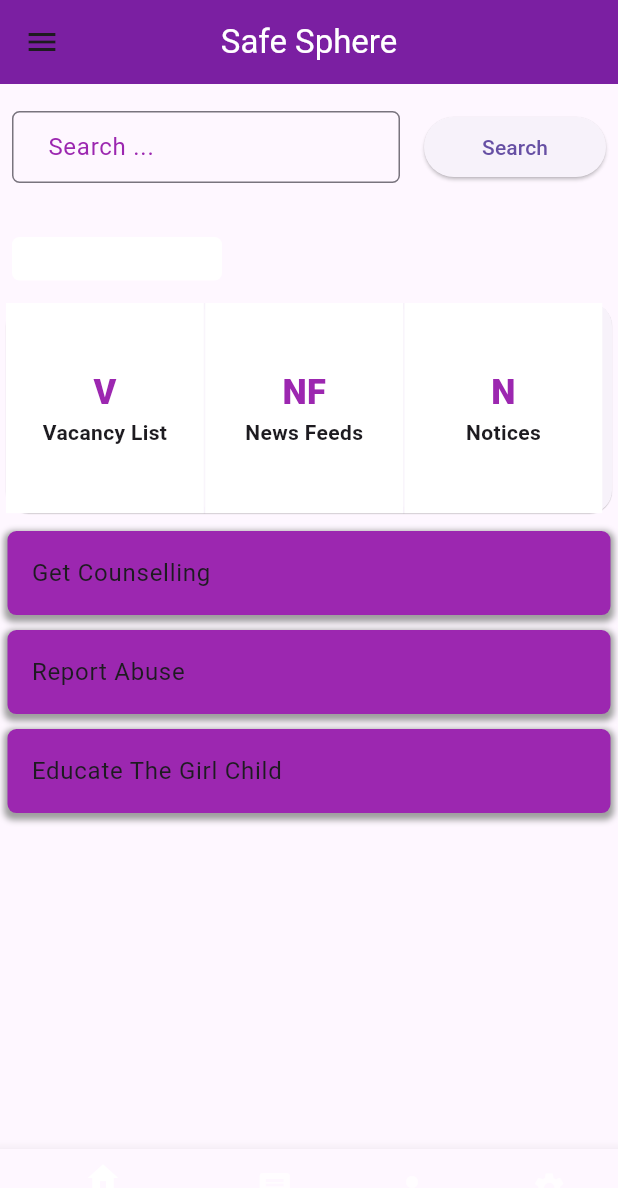
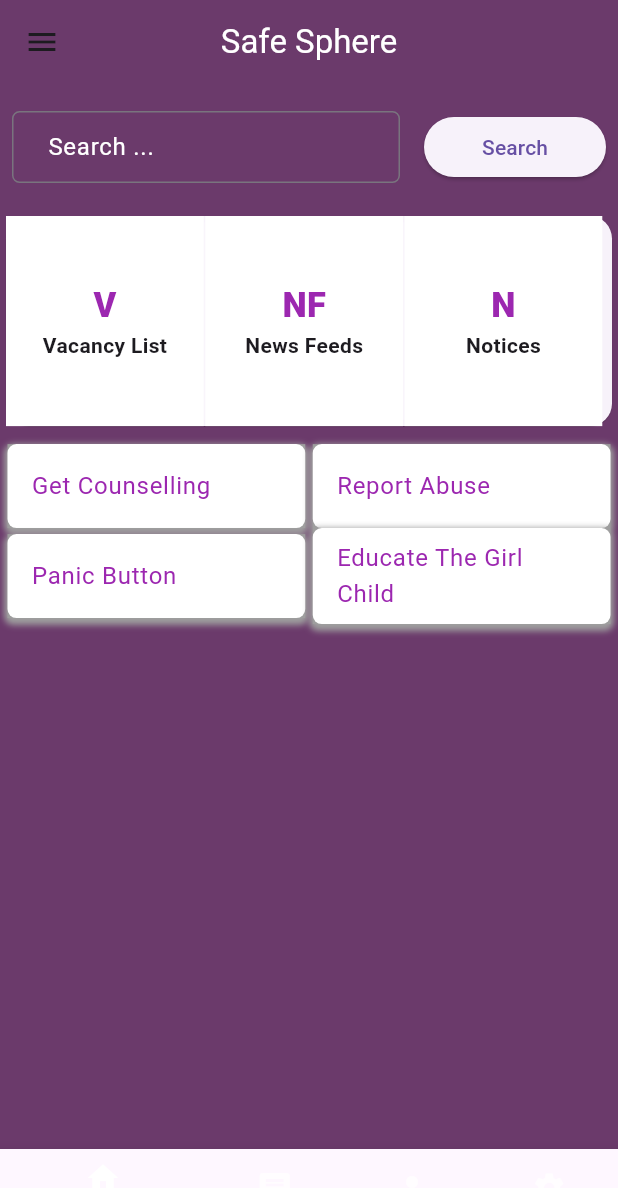
Before and after one commit to christabelngwenya/safe-sphere-mobile-application, a Flutter app: the Home screen opened directly, item 2 of the bottom bar chosen, in the side drawer, after a tap on "Home", on a phone screen of 412 x 824 dp. Shown: the top 1188 px of the screen. Run offline on Flutter 3.47's test engine with Material 3 defaults, Android fonts, the phone set to English and light mode, and no system bars; our stand-ins replace cloud_firestore, firebase_auth, firebase_core, firebase_database, fluttertoast, geolocator and 2 more; missing offline and left inert: flutter_overboard; accounts and stored records are empty; network calls fail.

Commit message:
second commit
added paniic button,report_anonymously,report,reporting_options
also edited the ui design

```diff
--- a/Dev/sphere/lib/screens/home.dart
+++ b/Dev/sphere/lib/screens/home.dart
@@ -10,6 +10,9 @@ import 'counsellors.dart';
 import 'settings.dart';
 import 'orientation.dart';
 import 'vacancies.dart';
+//import 'reporting_options.dart';
+//import 'panic_button.dart';
+
 //import 'package:carousel_slider/carousel_slider.dart';
 //import 'package:twilio_flutter/twilio_flutter.dart';
 
@@ -45,6 +48,7 @@ class _HomeState extends State<Home> {
     ];
 
     return Scaffold(
+      backgroundColor: Color(0xFF6B3A6B), // Set the background color to rgb(107, 58, 107)
       drawer: NavDrawer(),
       appBar: AppBar(
         centerTitle: true,
@@ -52,7 +56,7 @@ class _HomeState extends State<Home> {
           'Safe Sphere',
           style: TextStyle(color: Colors.white),
         ),
-        backgroundColor: Colors.purple[700],
+        backgroundColor: Color(0xFF6B3A6B), // Set the background color to rgb(107, 58, 107)
       ),
       body: tabs[_selectedTab],
       bottomNavigationBar: BottomNavigationBar(
@@ -107,7 +111,7 @@ class MyHome extends StatelessWidget {
               controller: searchController,
               decoration: InputDecoration(
                 hintText: 'Search ...',
-                hintStyle: TextStyle(color: Colors.purple),
+                hintStyle: TextStyle(color: Colors.white),
                 contentPadding: EdgeInsets.fromLTRB(20.0, 10.0, 20.0, 10.0),
                 border: OutlineInputBorder(
                   borderRadius: BorderRadius.circular(5),
@@ -148,45 +152,17 @@ class MyHome extends StatelessWidget {
               child: Column(
                 crossAxisAlignment: CrossAxisAlignment.start,
                 children: <Widget>[
-                SizedBox(
-                  height: 10,
-                ),
-                Padding(
-                  padding: EdgeInsets.all(8),
-                  child: Row(
-                    mainAxisAlignment: MainAxisAlignment.spaceBetween,
-                    children: <Widget>[
-                      Container(
-                        padding: EdgeInsets.fromLTRB(5.0, 6.0, 10.0, 1.0),
-                        child: Text(
-                          '',
-                          textAlign: TextAlign.center,
-                          style: TextStyle(
-                              fontSize:
-                                  MediaQuery.of(context).size.width * 0.036,
-                              fontWeight: FontWeight.w600,
-                              color: Colors.white.withOpacity(0.9)),
-                        ),
-                        width: 140,
-                        height: 29,
-                        decoration: BoxDecoration(
-                          borderRadius: BorderRadius.circular(5),
-                          color: Colors.white,
-                        ),
-                      ),
-                    ],
-                  ),
-                ),
-                SizedBox(
-                  height: 3,
-                ),
+
                   Card(
                     shape: RoundedRectangleBorder(
                       borderRadius: BorderRadius.circular(15.0),
                     ),
                     elevation: 0.3,
                     child: Container(
-                    height: MediaQuery.of(context).size.height * 0.17,
+                      height: MediaQuery
+                          .of(context)
+                          .size
+                          .height * 0.17,
                       child: Row(
                         children: <Widget>[
                           GestureDetector(
@@ -197,9 +173,13 @@ class MyHome extends StatelessWidget {
                                       builder: (context) => Vacancies()));
                             },
                             child: Container(
-                            padding: EdgeInsets.symmetric(vertical: 8, horizontal: 16),
+                              padding: EdgeInsets.symmetric(
+                                  vertical: 8, horizontal: 16),
                               color: Colors.white,
-                            width: MediaQuery.of(context).size.width * 0.32,
+                              width: MediaQuery
+                                  .of(context)
+                                  .size
+                                  .width * 0.32,
                               child: Center(
                                 child: Padding(
                                   padding: EdgeInsets.all(8),
@@ -217,7 +197,8 @@ class MyHome extends StatelessWidget {
                                         'Vacancy List',
                                         style: TextStyle(
                                             fontWeight: FontWeight.w600,
-                                          fontSize: MediaQuery.of(context)
+                                            fontSize: MediaQuery
+                                                .of(context)
                                                 .size
                                                 .width *
                                                 0.034),
@@ -230,9 +211,13 @@ class MyHome extends StatelessWidget {
                             ),
                           ),
                           Container(
-                          padding: EdgeInsets.symmetric(vertical: 8, horizontal: 16),
+                            padding: EdgeInsets.symmetric(
+                                vertical: 8, horizontal: 16),
                             color: Colors.white.withOpacity(0.2),
-                          height: MediaQuery.of(context).size.height * 0.16,
+                            height: MediaQuery
+                                .of(context)
+                                .size
+                                .height * 0.16,
                             width: 1,
                           ),
                           GestureDetector(
@@ -243,9 +228,13 @@ class MyHome extends StatelessWidget {
                                       builder: (context) => MediumArticle()));
                             },
                             child: Container(
-                            padding: EdgeInsets.symmetric(vertical: 8, horizontal: 16),
+                              padding: EdgeInsets.symmetric(
+                                  vertical: 8, horizontal: 16),
                               color: Colors.white,
-                            width: MediaQuery.of(context).size.width * 0.32,
+                              width: MediaQuery
+                                  .of(context)
+                                  .size
+                                  .width * 0.32,
                               child: Center(
                                 child: Column(
                                   mainAxisAlignment: MainAxisAlignment.center,
@@ -262,7 +251,10 @@ class MyHome extends StatelessWidget {
                                       style: TextStyle(
                                           fontWeight: FontWeight.w600,
                                           fontSize:
-                                            MediaQuery.of(context).size.width *
+                                          MediaQuery
+                                              .of(context)
+                                              .size
+                                              .width *
                                               0.034),
 
                                     )
@@ -274,7 +266,10 @@ class MyHome extends StatelessWidget {
                           ),
                           Container(
                             color: Colors.white.withOpacity(0.2),
-                          height: MediaQuery.of(context).size.height * 0.16,
+                            height: MediaQuery
+                                .of(context)
+                                .size
+                                .height * 0.16,
                             width: 1,
                           ),
                           GestureDetector(
@@ -285,9 +280,13 @@ class MyHome extends StatelessWidget {
                                       builder: (context) => Notices()));
                             },
                             child: Container(
-                            padding: EdgeInsets.symmetric(vertical: 8, horizontal: 16),
+                              padding: EdgeInsets.symmetric(
+                                  vertical: 8, horizontal: 16),
                               color: Colors.white,
-                            width: MediaQuery.of(context).size.width * 0.32,
+                              width: MediaQuery
+                                  .of(context)
+                                  .size
+                                  .width * 0.32,
                               child: Center(
                                 child: Column(
                                   mainAxisAlignment: MainAxisAlignment.center,
@@ -304,7 +303,10 @@ class MyHome extends StatelessWidget {
                                       style: TextStyle(
                                           fontWeight: FontWeight.w600,
                                           fontSize:
-                                            MediaQuery.of(context).size.width *
+                                          MediaQuery
+                                              .of(context)
+                                              .size
+                                              .width *
                                               0.034),
                                     )
                                   ],
@@ -325,78 +327,161 @@ class MyHome extends StatelessWidget {
                 ],
               ),
             ),
-          Padding(
-            padding: EdgeInsets.only(left: 5, right: 5),
+
+
+            Row(
+              children: [
+                Expanded(
+                  child: Padding(
+                    padding: EdgeInsets.only(left: 5, right: 2.5),
                     child: Container(
                       decoration: BoxDecoration(
-                color: Colors.purple,
+                        color: Colors.white,
                         borderRadius: BorderRadius.circular(6),
                         boxShadow: [
                           BoxShadow(
                             color: Colors.grey,
                             blurRadius: 3,
                             spreadRadius: 2,
-                      offset: Offset(0, 2))
+                            offset: Offset(0, 2),
+                          ),
                         ],
                       ),
                       child: ListTile(
-                title: Text('Get Counselling'),
+                        title: Text(
+                          'Get Counselling',
+                          style: TextStyle(
+                            color: Colors.purple,
+                          ),
+                        ),
+                        tileColor: Colors.grey,
                         hoverColor: Colors.grey,
-                onTap: () => Navigator.push(context,
-                    MaterialPageRoute(builder: (context) => Counsellors())),
+                        onTap: () =>
+                            Navigator.push(
+                              context,
+                              MaterialPageRoute(
+                                builder: (context) => Counsellors(),
                               ),
                             ),
                       ),
-          SizedBox(
-            height: 10.0,
                     ),
-          Padding(
-            padding: EdgeInsets.only(left: 5, right: 5),
+                  ),
+                ),
+                Expanded(
+                  child: Padding(
+                    padding: EdgeInsets.only(left: 2.5, right: 5),
                     child: Container(
                       decoration: BoxDecoration(
-                color: Colors.purple,
+                        color: Colors.white,
                         borderRadius: BorderRadius.circular(6),
                         boxShadow: [
                           BoxShadow(
                             color: Colors.grey,
                             blurRadius: 3,
                             spreadRadius: 2,
-                      offset: Offset(0, 2))
+                            offset: Offset(0, 2),
+                          ),
                         ],
                       ),
                       child: ListTile(
-                title: Text('Report Abuse'),
+                        title: Text(
+                          'Report Abuse',
+                          style: TextStyle(
+                            color: Colors.purple,
+                          ),
+                        ),
+                        tileColor: Colors.grey,
                         hoverColor: Colors.grey,
-                onTap: () => Navigator.push(
-                    context, MaterialPageRoute(builder: (context) => Report())),
+                        onTap: () =>
+                            Navigator.push(
+                              context,
+                              MaterialPageRoute(
+                                builder: (context) => Report(),
                               ),
                             ),
                       ),
-          SizedBox(
-            height: 10.0,
                     ),
-          Padding(
-            padding: EdgeInsets.only(left: 5, right: 5),
+                  ),
+                ),
+              ],
+            ),
+            Row(
+              children: [
+                Expanded(
+                  child: Padding(
+                    padding: EdgeInsets.only(left: 5, right: 2.5),
                     child: Container(
                       decoration: BoxDecoration(
-                color: Colors.purple,
+                        color: Colors.white,
                         borderRadius: BorderRadius.circular(6),
                         boxShadow: [
                           BoxShadow(
                             color: Colors.grey,
                             blurRadius: 3,
                             spreadRadius: 2,
-                      offset: Offset(0, 2))
+                            offset: Offset(0, 2),
+                          ),
                         ],
                       ),
                       child: ListTile(
-                title: Text('Educate The Girl Child '),
+                        title: Text(
+                          'Panic Button',
+                          style: TextStyle(
+                            color: Colors.purple,
+                          ),
+                        ),
+                        tileColor: Colors.grey,
                         hoverColor: Colors.grey,
-                onTap: () => Navigator.push(context,
-                    MaterialPageRoute(builder: (context) => OrientationInfo())),
+                        onTap: () =>
+                            Navigator.push(
+                              context,
+                              MaterialPageRoute(
+                                builder: (context) => Counsellors(),
                               ),
                             ),
                       ),
-        ]));
+                    ),
+                  ),
+                ),
+                Expanded(
+                  child: Padding(
+                    padding: EdgeInsets.only(left: 2.5, right: 5),
+                    child: Container(
+                      decoration: BoxDecoration(
+                        color: Colors.white,
+                        borderRadius: BorderRadius.circular(6),
+                        boxShadow: [
+                          BoxShadow(
+                            color: Colors.grey,
+                            blurRadius: 3,
+                            spreadRadius: 2,
+                            offset: Offset(0, 2),
+                          ),
+                        ],
+                      ),
+                      child: ListTile(
+                        title: Text(
+                          'Educate The Girl Child',
+                          style: TextStyle(
+                            color: Colors.purple,
+                          ),
+                        ),
+                        tileColor: Colors.grey,
+                        hoverColor: Colors.grey,
+                        onTap: () =>
+                            Navigator.push(
+                              context,
+                              MaterialPageRoute(
+                                builder: (context) => OrientationInfo(),
+                              ),
+                            ),
+                      ),
+                    ),
+                  ),
+                ),
+              ],
+            ),
+          ]),
+    );
   }
   }
--- a/Dev/sphere/lib/screens/orientation.dart
+++ b/Dev/sphere/lib/screens/orientation.dart
@@ -16,9 +16,9 @@ class _OrientationInfo extends State<OrientationInfo> {
         centerTitle: true,
         title: Text(
           'Safe Sphere',
-          style: TextStyle(color: Colors.white), // Set the text color to white
+          style: TextStyle(color: Colors.white),
         ),
-        backgroundColor: Colors.purple[700],
+        backgroundColor: Color(0xFF6B3A6B), // Set the background color to rgb(107, 58, 107)
       ),
       body: Container(
         child: SingleChildScrollView( // Wrap the Column with SingleChildScrollView
--- a/Dev/sphere/lib/screens/settings.dart
+++ b/Dev/sphere/lib/screens/settings.dart
@@ -42,8 +42,8 @@ class SettingsPage2 extends StatelessWidget {
     /// ----------------------------------------------------------
 
     return Scaffold(
+      backgroundColor: Color(0xFF6B3A6B), // Set the background color to rgb(107, 58, 107)
 
-      backgroundColor: Colors.pink[700],
 
       body: Theme(
 
@@ -131,7 +131,7 @@ class SettingsPage2 extends StatelessWidget {
 
                           Text(
 
-                            "Caroline Munjoma",
+                            "student",
 
                             style: TextStyle(
 
@@ -181,7 +181,7 @@ class SettingsPage2 extends StatelessWidget {
 
                   subtitle: Text(
 
-                    "r1910753@students.msu.ac.zw",
+                    "student.gmail.com",
 
                     style: TextStyle(
 
```
Also changed, not shown: Dev/sphere/lib/screens/counsellors.dart (+6 -2 lines), Dev/sphere/lib/screens/login_signup.dart (+5 -2 lines), Dev/sphere/lib/screens/panic_button.dart (added, +72 -0 lines), Dev/sphere/lib/screens/report.dart (+6 -2 lines), Dev/sphere/lib/screens/report_anonymously.dart (added, +112 -0 lines), Dev/sphere/lib/screens/reporting_options.dart (added, +49 -0 lines), Dev/sphere/lib/screens/vac1.dart (+5 -3 lines), Dev/sphere/lib/screens/vac2.dart (+5 -3 lines), Dev/sphere/lib/screens/vacancies.dart (+5 -2 lines), Dev/sphere/pubspec.lock. Lines whose indentation alone changed are shown as unchanged.
